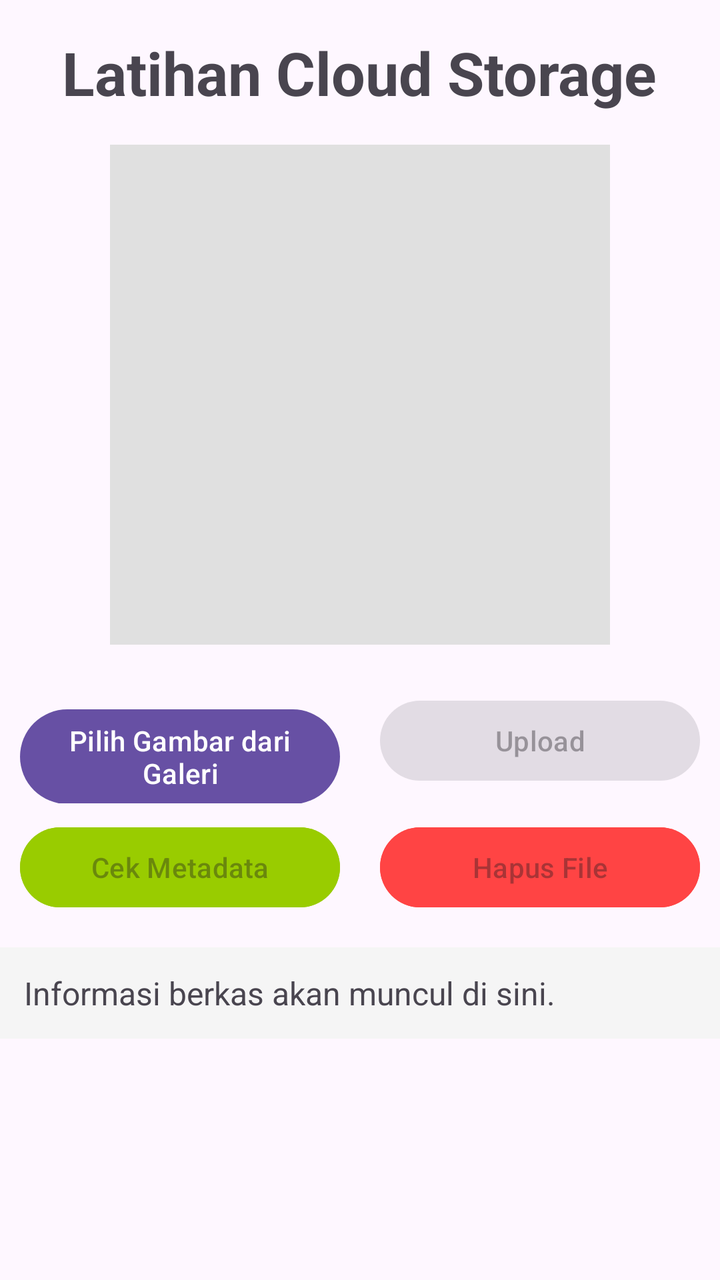
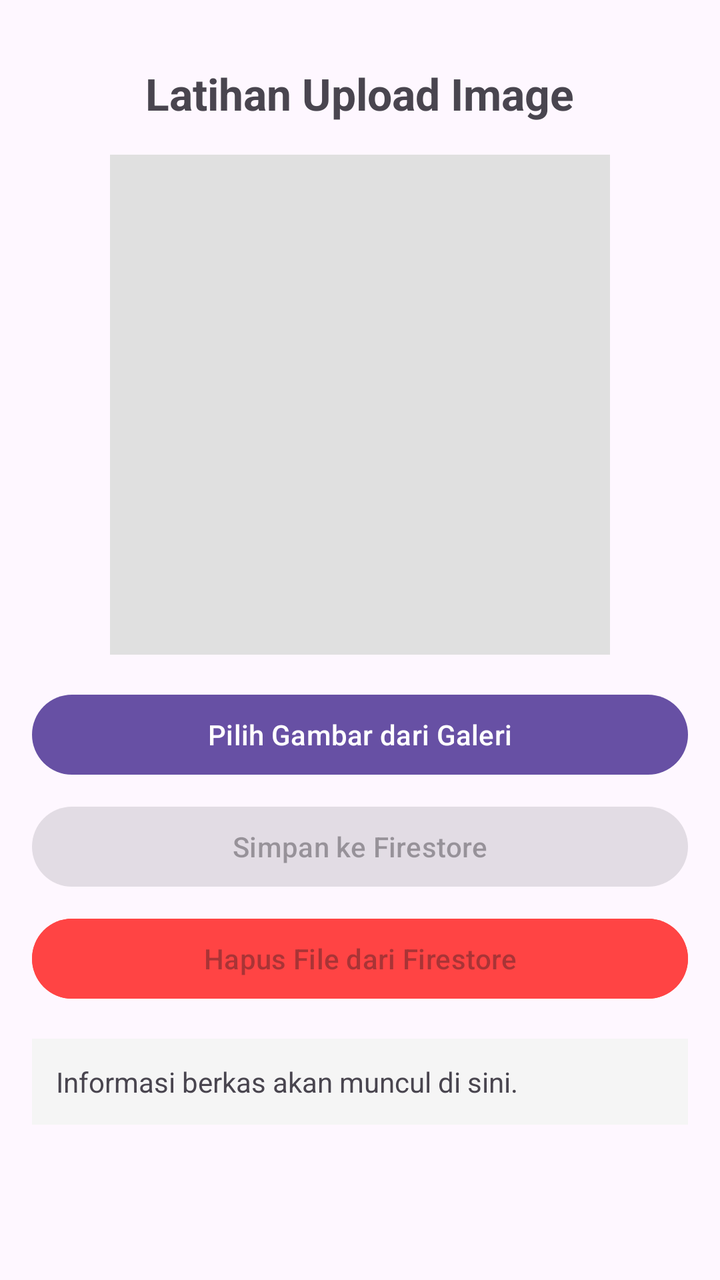

Before-and-after screenshots of an Android layout around one commit, followed by the original layout XML and the change that was made.
<!-- AndroidManifest.xml: application theme Theme.Latihan03 -->
<!-- res/layout/activity_main.xml -->
<?xml version="1.0" encoding="utf-8"?>
<ScrollView xmlns:android="http://schemas.android.com/apk/res/android"
    android:layout_width="match_parent"
    android:layout_height="match_parent">

    <LinearLayout
        android:layout_width="match_parent"
        android:layout_height="wrap_content"
        android:orientation="vertical"
        android:gravity="center_horizontal">

        
        <TextView
            android:layout_width="wrap_content"
            android:layout_height="wrap_content"
            android:text="Latihan Cloud Storage"
            android:textSize="30sp"
            android:textStyle="bold"
            android:layout_marginBottom="16dp"
            android:layout_marginTop="16dp"/>

        
        <ImageView
            android:id="@+id/ivPreview"
            android:layout_width="250dp"
            android:layout_height="250dp"
            android:scaleType="centerCrop"
            android:background="#E0E0E0"
            android:contentDescription="Image Preview"
            android:layout_marginBottom="16dp" />

        

        <ProgressBar
            android:id="@+id/progressBar"
            style="?android:attr/progressBarStyleHorizontal"
            android:layout_width="match_parent"
            android:layout_height="wrap_content"
            android:visibility="gone"
            android:max="100" />

        <TextView
            android:id="@+id/tvProgress"
            android:layout_width="wrap_content"
            android:layout_height="wrap_content"
            android:text="Progress: 0%"
            android:visibility="gone"
            android:layout_marginBottom="16dp" />

        <LinearLayout
            android:layout_width="match_parent"
            android:layout_height="wrap_content"
            android:orientation="horizontal"
            android:layout_marginTop="8dp">

            
            <Button
                android:id="@+id/btnSelectFile"
                android:layout_width="0dp"
                android:layout_height="wrap_content"
                android:layout_weight="1"
                android:layout_marginStart="10dp"
                android:layout_marginEnd="10dp"
                android:text="Pilih Gambar dari Galeri" />

            
            <Button
                android:id="@+id/btnUpload"
                android:layout_width="0dp"
                android:layout_height="wrap_content"
                android:layout_weight="1"
                android:layout_marginStart="10dp"
                android:layout_marginEnd="10dp"
                android:text="Upload"
                android:enabled="false" />

        </LinearLayout>


        <LinearLayout
            android:layout_width="match_parent"
            android:layout_height="wrap_content"
            android:orientation="horizontal"
            android:layout_marginTop="8dp">

            <Button
                android:id="@+id/btnGetMetadata"
                android:layout_width="0dp"
                android:layout_height="wrap_content"
                android:layout_weight="1"
                android:layout_marginStart="10dp"
                android:layout_marginEnd="10dp"
                android:text="Cek Metadata"
                android:backgroundTint="@android:color/holo_green_light"
                android:enabled="false" />

            <Button
                android:id="@+id/btnDelete"
                android:layout_width="0dp"
                android:layout_height="wrap_content"
                android:layout_weight="1"
                android:layout_marginStart="10dp"
                android:layout_marginEnd="10dp"
                android:text="Hapus File"
                android:backgroundTint="@android:color/holo_red_light"
                android:enabled="false" />
        </LinearLayout>

        <TextView
            android:id="@+id/tvInfo"
            android:layout_width="match_parent"
            android:layout_height="wrap_content"
            android:layout_marginTop="16dp"
            android:background="#F5F5F5"
            android:padding="12dp"
            android:text="Informasi berkas akan muncul di sini."
            android:textSize="16sp" />




    </LinearLayout>

</ScrollView>
<!-- resources referenced by this layout -->
<resources>
  <style name="Theme.Latihan03" parent="Base.Theme.Latihan03" />
  <style name="Base.Theme.Latihan03" parent="Theme.Material3.DayNight.NoActionBar">
          
          
      </style>
</resources>

<!-- the commit's change to res/layout/activity_main.xml (unified diff, before → after) -->
@@ -1,7 +1,8 @@
 <?xml version="1.0" encoding="utf-8"?>
 <ScrollView xmlns:android="http://schemas.android.com/apk/res/android"
     android:layout_width="match_parent"
-    android:layout_height="match_parent">
+    android:layout_height="match_parent"
+    android:padding="16dp">
 
     <LinearLayout
         android:layout_width="match_parent"
@@ -9,17 +10,17 @@
         android:orientation="vertical"
         android:gravity="center_horizontal">
 
-        
+
         <TextView
             android:layout_width="wrap_content"
             android:layout_height="wrap_content"
-            android:text="Latihan Cloud Storage"
-            android:textSize="30sp"
+            android:text="Latihan Upload Image"
+            android:textSize="22sp"
             android:textStyle="bold"
-            android:layout_marginBottom="16dp"
-            android:layout_marginTop="16dp"/>
+            android:layout_marginTop="16dp"
+            android:layout_marginBottom="16dp"/>
 
-        
+
         <ImageView
             android:id="@+id/ivPreview"
             android:layout_width="250dp"
@@ -29,82 +30,32 @@
             android:contentDescription="Image Preview"
             android:layout_marginBottom="16dp" />
 
-        
 
-        <ProgressBar
-            android:id="@+id/progressBar"
-            style="?android:attr/progressBarStyleHorizontal"
+        <Button
+            android:id="@+id/btnSelectFile"
             android:layout_width="match_parent"
             android:layout_height="wrap_content"
-            android:visibility="gone"
-            android:max="100" />
+            android:text="Pilih Gambar dari Galeri" />
 
-        <TextView
-            android:id="@+id/tvProgress"
-            android:layout_width="wrap_content"
-            android:layout_height="wrap_content"
-            android:text="Progress: 0%"
-            android:visibility="gone"
-            android:layout_marginBottom="16dp" />
 
-        <LinearLayout
+        <Button
+            android:id="@+id/btnSave"
             android:layout_width="match_parent"
             android:layout_height="wrap_content"
-            android:orientation="horizontal"
-            android:layout_marginTop="8dp">
-
-            
-            <Button
-                android:id="@+id/btnSelectFile"
-                android:layout_width="0dp"
-                android:layout_height="wrap_content"
-                android:layout_weight="1"
-                android:layout_marginStart="10dp"
-                android:layout_marginEnd="10dp"
-                android:text="Pilih Gambar dari Galeri" />
-
-            
-            <Button
-                android:id="@+id/btnUpload"
-                android:layout_width="0dp"
-                android:layout_height="wrap_content"
-                android:layout_weight="1"
-                android:layout_marginStart="10dp"
-                android:layout_marginEnd="10dp"
-                android:text="Upload"
-                android:enabled="false" />
-
-        </LinearLayout>
+            android:text="Simpan ke Firestore"
+            android:enabled="false"
+            android:layout_marginTop="8dp" />
 
 
-        <LinearLayout
+        <Button
+            android:id="@+id/btnDelete"
             android:layout_width="match_parent"
             android:layout_height="wrap_content"
-            android:orientation="horizontal"
-            android:layout_marginTop="8dp">
+            android:text="Hapus File dari Firestore"
+            android:backgroundTint="@android:color/holo_red_light"
+            android:enabled="false"
+            android:layout_marginTop="8dp" />
 
-            <Button
-                android:id="@+id/btnGetMetadata"
-                android:layout_width="0dp"
-                android:layout_height="wrap_content"
-                android:layout_weight="1"
-                android:layout_marginStart="10dp"
-                android:layout_marginEnd="10dp"
-                android:text="Cek Metadata"
-                android:backgroundTint="@android:color/holo_green_light"
-                android:enabled="false" />
-
-            <Button
-                android:id="@+id/btnDelete"
-                android:layout_width="0dp"
-                android:layout_height="wrap_content"
-                android:layout_weight="1"
-                android:layout_marginStart="10dp"
-                android:layout_marginEnd="10dp"
-                android:text="Hapus File"
-                android:backgroundTint="@android:color/holo_red_light"
-                android:enabled="false" />
-        </LinearLayout>
 
         <TextView
             android:id="@+id/tvInfo"
@@ -114,10 +65,7 @@
             android:background="#F5F5F5"
             android:padding="12dp"
             android:text="Informasi berkas akan muncul di sini."
-            android:textSize="16sp" />
-
-
-
+            android:textSize="14sp" />
 
     </LinearLayout>
 
